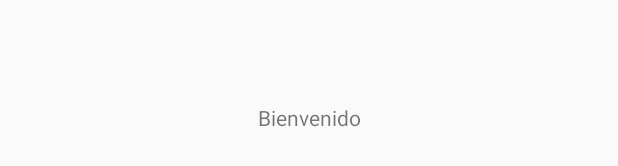
After one commit to jovaniac/hazloakki-android-mvp, an Android app: the layout activity_splash.xml on its own in the app's theme, with its tools: preview values and no code run, on a phone screen of 412 x 824 dp. The commit adds this screen. Shown: the part 501-667 px from the top of the screen. Run offline under Robolectric (Android 15) with nearby library versions, the phone set to English and light mode, and no system bars.

Commit message:
se añade splash

```diff
--- a/app/build.gradle
+++ b/app/build.gradle
@@ -16,6 +16,10 @@ android {
             proguardFiles getDefaultProguardFile('proguard-android-optimize.txt'), 'proguard-rules.pro'
         }
     }
+    compileOptions {
+        sourceCompatibility = '1.8'
+        targetCompatibility = '1.8'
+    }
 }
 
 dependencies {
--- a/app/src/main/AndroidManifest.xml
+++ b/app/src/main/AndroidManifest.xml
@@ -9,8 +9,13 @@
         android:roundIcon="@mipmap/ic_launcher_round"
         android:supportsRtl="true"
         android:theme="@style/AppTheme">
+
         <activity
             android:name=".MainActivity"
+            android:label="Menu Principal"
+            android:theme="@style/AppTheme.NoActionBar" />
+        <activity
+            android:name=".splash.SplashActivity"
             android:label="@string/app_name"
             android:theme="@style/AppTheme.NoActionBar">
             <intent-filter>
--- /dev/null
+++ b/app/src/main/java/com/hazloakki/splash/SplashActivity.java
@@ -0,0 +1,32 @@
+package com.hazloakki.splash;
+
+import android.content.Intent;
+import android.content.SharedPreferences;
+import android.os.Bundle;
+import android.os.Handler;
+import android.support.v7.app.AppCompatActivity;
+
+import com.hazloakki.MainActivity;
+import com.hazloakki.R;
+
+/*
+ * Created by Jovani Arzate on 03/08/2019.
+ * Splash inicial de hazloakki
+ */
+public class SplashActivity extends AppCompatActivity {
+
+    private SharedPreferences sharedPreferences;
+
+    @Override
+    protected void onCreate(Bundle savedInstanceState) {
+        super.onCreate(savedInstanceState);
+        setContentView(R.layout.activity_splash);
+
+        Intent i = MainActivity.getStartIntent(this);
+
+        new Handler().postDelayed(() -> {
+            startActivity(i);
+            finish();
+        }, 3000);
+    }
+}
--- /dev/null
+++ b/app/src/main/res/layout/activity_splash.xml
@@ -0,0 +1,21 @@
+<?xml version="1.0" encoding="utf-8"?>
+<android.support.constraint.ConstraintLayout xmlns:android="http://schemas.android.com/apk/res/android"
+    xmlns:app="http://schemas.android.com/apk/res-auto"
+    xmlns:tools="http://schemas.android.com/tools"
+    android:layout_width="match_parent"
+    android:layout_height="match_parent"
+    app:layout_behavior="@string/appbar_scrolling_view_behavior"
+    tools:context=".splash.SplashActivity"
+    >
+
+    <TextView
+        android:layout_width="wrap_content"
+        android:layout_height="wrap_content"
+        android:text="Bienvenido"
+        app:layout_constraintBottom_toBottomOf="parent"
+        app:layout_constraintLeft_toLeftOf="parent"
+        app:layout_constraintRight_toRightOf="parent"
+        app:layout_constraintTop_toTopOf="parent" />
+
+
+</android.support.constraint.ConstraintLayout>
```
Also changed, not shown: app/src/main/java/com/hazloakki/MainActivity.java (+9 -0 lines).
